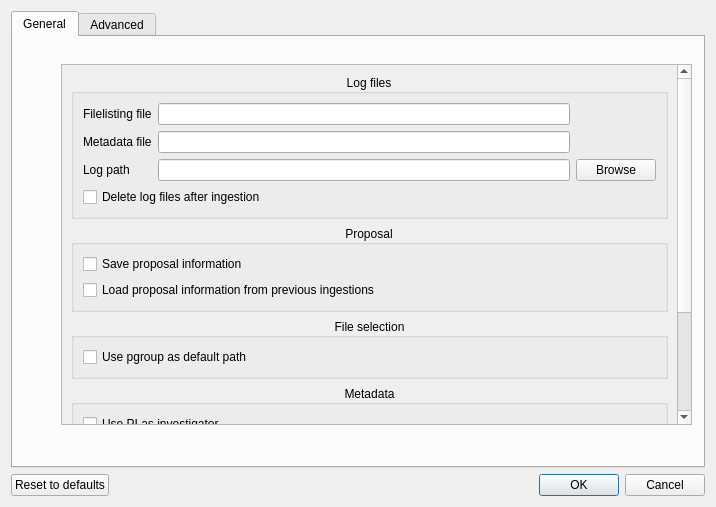
Above: PSIArchiver/settings.ui from paulscherrerinstitute/scicat-qt before the change. Below: the same form after it.
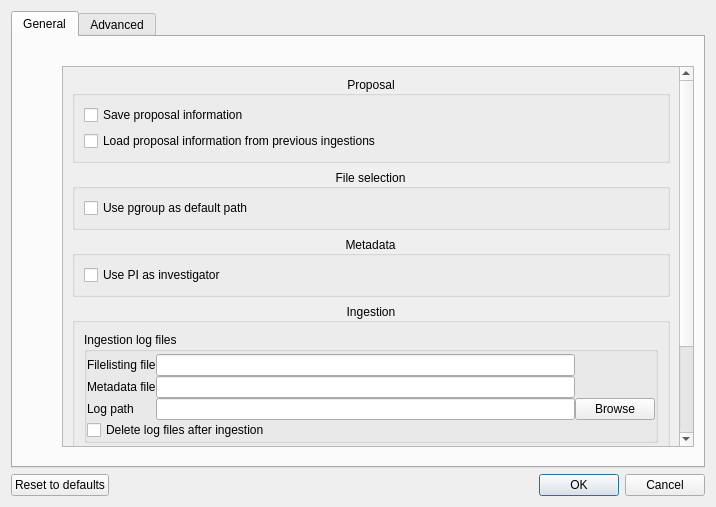
That is the form after the change.

Patch:
```diff
--- a/PSIArchiver/settings.ui
+++ b/PSIArchiver/settings.ui
@@ -28,15 +28,8 @@
         <attribute name="title">
          <string>General</string>
         </attribute>
-        <widget class="QWidget" name="">
-         <property name="geometry">
-          <rect>
-           <x>8</x>
-           <y>7</y>
-           <width>671</width>
-           <height>391</height>
-          </rect>
-         </property>
+        <layout class="QVBoxLayout" name="verticalLayout_3">
+         <item>
          <layout class="QVBoxLayout" name="verticalLayout_16">
           <item>
            <spacer name="verticalSpacer_3">
@@ -81,76 +74,12 @@
                <property name="geometry">
                 <rect>
                  <x>0</x>
-                 <y>0</y>
-                 <width>590</width>
-                 <height>560</height>
+                  <y>-216</y>
+                  <width>601</width>
+                  <height>570</height>
                 </rect>
                </property>
                <layout class="QVBoxLayout" name="verticalLayout_12">
-                <item>
-                 <widget class="QGroupBox" name="groupBox">
-                  <property name="title">
-                   <string>Log files</string>
-                  </property>
-                  <property name="alignment">
-                   <set>Qt::AlignCenter</set>
-                  </property>
-                  <layout class="QVBoxLayout" name="verticalLayout_3">
-                   <item>
-                    <layout class="QVBoxLayout" name="verticalLayout_2">
-                     <item>
-                      <layout class="QGridLayout" name="gridLayout">
-                       <item row="0" column="0">
-                        <widget class="QLabel" name="label_2">
-                         <property name="text">
-                          <string>Filelisting file</string>
-                         </property>
-                        </widget>
-                       </item>
-                       <item row="0" column="1">
-                        <widget class="QLineEdit" name="lineEditFilelistingFile"/>
-                       </item>
-                       <item row="1" column="0">
-                        <widget class="QLabel" name="label">
-                         <property name="text">
-                          <string>Metadata file</string>
-                         </property>
-                        </widget>
-                       </item>
-                       <item row="1" column="1">
-                        <widget class="QLineEdit" name="lineEditMetadataFile"/>
-                       </item>
-                       <item row="2" column="0">
-                        <widget class="QLabel" name="label_3">
-                         <property name="text">
-                          <string>Log path</string>
-                         </property>
-                        </widget>
-                       </item>
-                       <item row="2" column="1">
-                        <widget class="QLineEdit" name="lineEditLogPath"/>
-                       </item>
-                       <item row="2" column="2">
-                        <widget class="QPushButton" name="pushButtonBrowseLogPath">
-                         <property name="text">
-                          <string>Browse</string>
-                         </property>
-                        </widget>
-                       </item>
-                      </layout>
-                     </item>
-                     <item>
-                      <widget class="QCheckBox" name="checkBoxDeleteLog">
-                       <property name="text">
-                        <string>Delete log files after ingestion</string>
-                       </property>
-                      </widget>
-                     </item>
-                    </layout>
-                   </item>
-                  </layout>
-                 </widget>
-                </item>
                 <item>
                  <widget class="QGroupBox" name="groupBox_5">
                   <property name="title">
@@ -230,6 +159,81 @@
                    <set>Qt::AlignCenter</set>
                   </property>
                   <layout class="QVBoxLayout" name="verticalLayout_11">
+                    <item>
+                     <widget class="QGroupBox" name="groupBox">
+                      <property name="title">
+                       <string>Ingestion log files</string>
+                      </property>
+                      <property name="flat">
+                       <bool>false</bool>
+                      </property>
+                      <layout class="QVBoxLayout" name="verticalLayout_2">
+                       <property name="spacing">
+                        <number>0</number>
+                       </property>
+                       <property name="leftMargin">
+                        <number>0</number>
+                       </property>
+                       <property name="topMargin">
+                        <number>2</number>
+                       </property>
+                       <property name="rightMargin">
+                        <number>0</number>
+                       </property>
+                       <property name="bottomMargin">
+                        <number>0</number>
+                       </property>
+                       <item>
+                        <layout class="QGridLayout" name="gridLayout">
+                         <item row="0" column="0">
+                          <widget class="QLabel" name="label_2">
+                           <property name="text">
+                            <string>Filelisting file</string>
+                           </property>
+                          </widget>
+                         </item>
+                         <item row="0" column="1">
+                          <widget class="QLineEdit" name="lineEditFilelistingFile"/>
+                         </item>
+                         <item row="1" column="0">
+                          <widget class="QLabel" name="label">
+                           <property name="text">
+                            <string>Metadata file</string>
+                           </property>
+                          </widget>
+                         </item>
+                         <item row="1" column="1">
+                          <widget class="QLineEdit" name="lineEditMetadataFile"/>
+                         </item>
+                         <item row="2" column="0">
+                          <widget class="QLabel" name="label_3">
+                           <property name="text">
+                            <string>Log path</string>
+                           </property>
+                          </widget>
+                         </item>
+                         <item row="2" column="1">
+                          <widget class="QLineEdit" name="lineEditLogPath"/>
+                         </item>
+                         <item row="2" column="2">
+                          <widget class="QPushButton" name="pushButtonBrowseLogPath">
+                           <property name="text">
+                            <string>Browse</string>
+                           </property>
+                          </widget>
+                         </item>
+                        </layout>
+                       </item>
+                       <item>
+                        <widget class="QCheckBox" name="checkBoxDeleteLog">
+                         <property name="text">
+                          <string>Delete log files after ingestion</string>
+                         </property>
+                        </widget>
+                       </item>
+                      </layout>
+                     </widget>
+                    </item>
                    <item>
                     <widget class="QCheckBox" name="checkBoxEnableIngest">
                      <property name="text">
@@ -251,6 +255,13 @@
                      </property>
                     </widget>
                    </item>
+                    <item>
+                     <widget class="QCheckBox" name="checkBox">
+                      <property name="text">
+                       <string>Save log files</string>
+                      </property>
+                     </widget>
+                    </item>
                   </layout>
                  </widget>
                 </item>
@@ -293,7 +304,8 @@
            </spacer>
           </item>
          </layout>
-        </widget>
+         </item>
+        </layout>
        </widget>
        <widget class="QWidget" name="tab_2">
         <attribute name="title">
```
Lines whose indentation alone changed are shown as unchanged.
